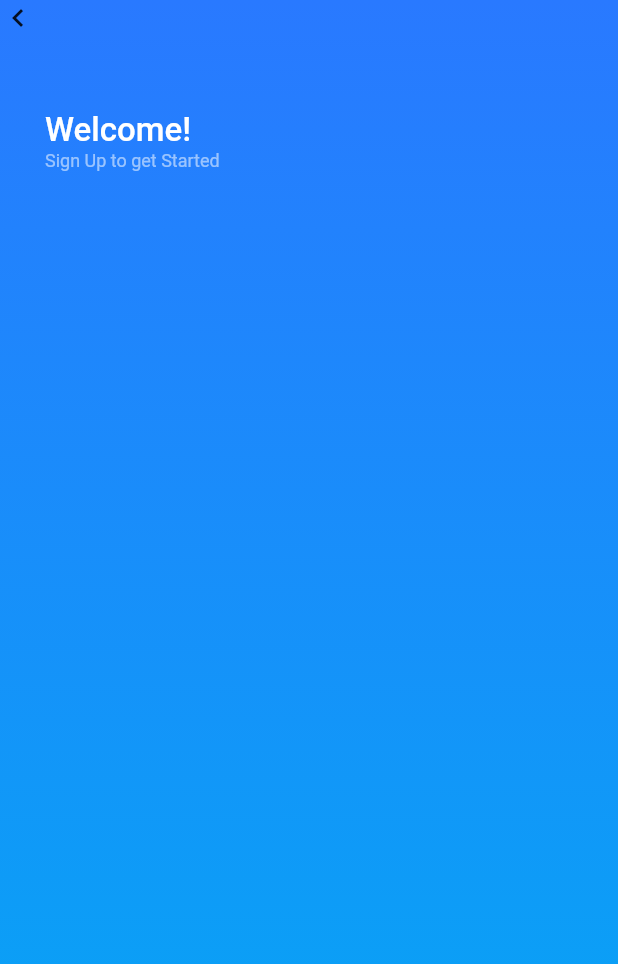
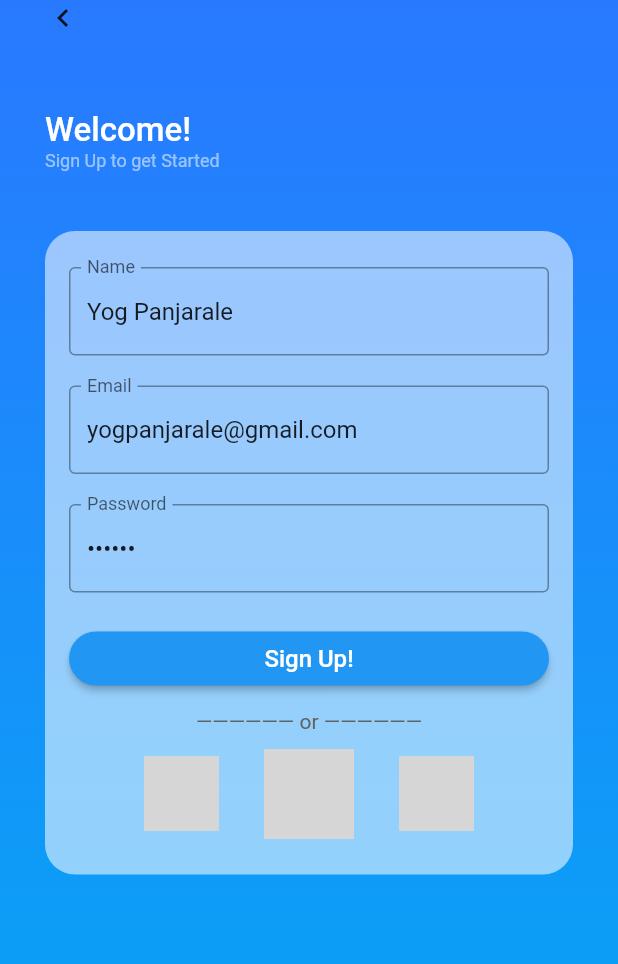
Before and after one commit to YogPanjarale/flutter_ui_challanges, a Flutter app: the screen it shows after launch, on a phone screen of 412 x 824 dp. Shown: the top 964 px of the screen. Run offline on Flutter 3.47's test engine with Material 2 defaults, Android fonts, the phone set to English and light mode, and no system bars; network calls fail; grey boxes are pictures that could not be loaded.

Commit message:
ui day one done

```diff
--- a/lib/day/day_1.dart
+++ b/lib/day/day_1.dart
@@ -7,13 +7,15 @@ class Day1 extends StatelessWidget {
   Widget build(BuildContext context) {
     return Scaffold(
       body: Container(
-          decoration:   BoxDecoration(
+          decoration: BoxDecoration(
             gradient: LinearGradient(
               begin: Alignment.topCenter,
               end: Alignment.bottomCenter,
               colors: [Colors.blueAccent.shade400, Colors.lightBlue],
             ),
           ),
+          child: Padding(
+            padding: const EdgeInsets.fromLTRB(30, 0, 30, 0),
             child: Column(
               children: [
                 Row(
@@ -23,10 +25,11 @@ class Day1 extends StatelessWidget {
                     ),
                   ],
                 ),
-              const SizedBox(height: 50,),
-              Padding(
-                padding: const EdgeInsets.fromLTRB(30, 0, 30, 0),
-                child: Column(
+                const SizedBox(
+                  height: 50,
+                ),
+                //Text
+                Column(
                   crossAxisAlignment: CrossAxisAlignment.stretch,
                   children: const [
                     Text(
@@ -47,9 +50,140 @@ class Day1 extends StatelessWidget {
                     ),
                   ],
                 ),
+                const SizedBox(
+                  height: 40,
+                ),
+                Container(
+                  decoration: BoxDecoration(
+                    borderRadius: BorderRadius.circular(20),
+                    color: Colors.white.withOpacity(0.55),
+                  ),
+                  child: Padding(
+                    padding: const EdgeInsets.symmetric(
+                        vertical: 24, horizontal: 16),
+                    child: Column(
+                      mainAxisAlignment: MainAxisAlignment.spaceBetween,
+                      crossAxisAlignment: CrossAxisAlignment.stretch,
+                      children: [
+                        TextFormField(
+                          initialValue: 'Yog Panjarale',
+                          decoration: const InputDecoration(
+                            labelText: 'Name',
+                            border: OutlineInputBorder(),
+                          ),
+                        ),
+                        const SizedBox(
+                          height: 20,
+                        ),
+                        TextFormField(
+                          initialValue: 'yogpanjarale@gmail.com',
+                          decoration: const InputDecoration(
+                            labelText: 'Email',
+                            border: OutlineInputBorder(),
+                          ),
+                        ),
+                        const SizedBox(
+                          height: 20,
+                        ),
+                        TextFormField(
+                          initialValue: '123456',
+                          obscureText: true,
+                          decoration: const InputDecoration(
+                            labelText: 'Password',
+                            border: OutlineInputBorder(),
+                          ),
+                        ),
+                        const SizedBox(
+                          height: 20,
+                        ),
+                        ElevatedButton(
+                          style: ButtonStyle(
+                            foregroundColor:
+                                MaterialStateProperty.all<Color>(Colors.blue),
+                            shape: MaterialStateProperty.all<
+                                RoundedRectangleBorder>(
+                              const RoundedRectangleBorder(
+                                borderRadius:
+                                    BorderRadius.all(Radius.circular(20)),
+                              ),
+                            ),
+                          ),
+                          onPressed: () {},
+                          child: const Padding(
+                            padding: EdgeInsets.symmetric(
+                                vertical: 8, horizontal: 10),
+                            child: Text(
+                              "Sign Up!",
+                              style:
+                                  TextStyle(fontSize: 16, color: Colors.white),
+                            ),
+                          ),
+                        ),
+                        const SizedBox(
+                          height: 10,
+                        ),
+                        Center(
+                          child: Text(
+                            "—————— or ——————",
+                            style: TextStyle(color: Colors.grey.shade700),
+                          ),
+                        ),
+                        const SizedBox(
+                          height: 10,
+                        ),
+                        Padding(
+                          padding: const EdgeInsets.symmetric(
+                              horizontal: 20.0, vertical: 0),
+                          child: Row(
+                            mainAxisAlignment: MainAxisAlignment.spaceEvenly,
+                            children: [
+                              const MyIcon(
+                                url:
+                                    "https://pngimg.com/uploads/google/google_PNG19635.png",
+                              ),
+                              Image.network(
+                                "https://pngimg.com/uploads/facebook_logos/facebook_logos_PNG19754.png",
+                                height: 60,
+                                width: 60,
+                                fit: BoxFit.cover,
+                              ),
+                              const MyIcon(
+                                  url:
+                                      "https://pngimg.com/uploads/twitter/twitter_PNG95259.png")
+                            ],
+                          ),
                         ),
                       ],
+                    ),
+                  ),
+                )
+              ],
+            ),
           )),
     );
   }
 }
+
+class MyIcon extends StatelessWidget {
+  const MyIcon({
+    Key? key,
+    required this.url,
+  }) : super(key: key);
+  final String url;
+  @override
+  Widget build(BuildContext context) {
+    return Container(
+      height: 50,
+      width: 50,
+      decoration: const BoxDecoration(
+        color: Colors.white,
+        shape: BoxShape.circle,
+      ),
+      child: Image.network(
+        url,
+        height: 30,
+        width: 30,
+      ),
+    );
+  }
+}
```
Lines whose indentation alone changed are shown as unchanged.
